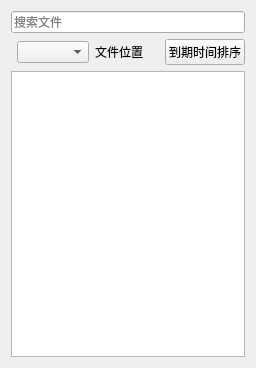
The window that TagSchedule/ui/ScheduleWid.ui (3548848289/SmartDesk) describes before a commit, drawn with Qt 5.
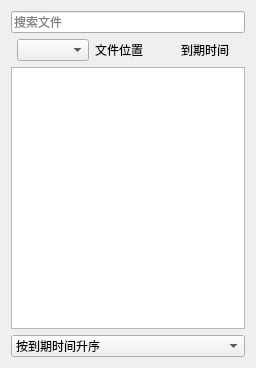
The same window after the commit.

Patch:
```diff
--- a/TagSchedule/ui/ScheduleWid.ui
+++ b/TagSchedule/ui/ScheduleWid.ui
@@ -15,7 +15,7 @@
   </property>
   <layout class="QGridLayout" name="gridLayout">
    <item row="0" column="0">
-    <layout class="QVBoxLayout" name="verticalLayout" stretch="1,1,14">
+    <layout class="QVBoxLayout" name="verticalLayout" stretch="1,1,14,0">
      <item>
       <widget class="QLineEdit" name="searchLineEdit">
        <property name="sizePolicy">
@@ -33,7 +33,7 @@
       </widget>
      </item>
      <item>
-      <layout class="QHBoxLayout" name="horizontalLayout" stretch="1,4,4">
+      <layout class="QHBoxLayout" name="horizontalLayout" stretch="1,8,4,1">
        <property name="spacing">
         <number>6</number>
        </property>
@@ -58,17 +58,34 @@
         </widget>
        </item>
        <item>
-        <widget class="QPushButton" name="sortBtn">
+        <widget class="QLabel" name="label_2">
          <property name="text">
-          <string>到期时间排序</string>
+          <string>到期时间</string>
          </property>
         </widget>
        </item>
+       <item>
+        <widget class="QWidget" name="widget" native="true"/>
+       </item>
       </layout>
      </item>
      <item>
       <widget class="QListWidget" name="listWidget"/>
      </item>
+     <item>
+      <widget class="QComboBox" name="sortComboBox">
+       <item>
+        <property name="text">
+         <string>按到期时间升序</string>
+        </property>
+       </item>
+       <item>
+        <property name="text">
+         <string>按到期时间降序</string>
+        </property>
+       </item>
+      </widget>
+     </item>
     </layout>
    </item>
   </layout>
```
Left out of the diff: 5 changed lines with no effect on the pictures.
